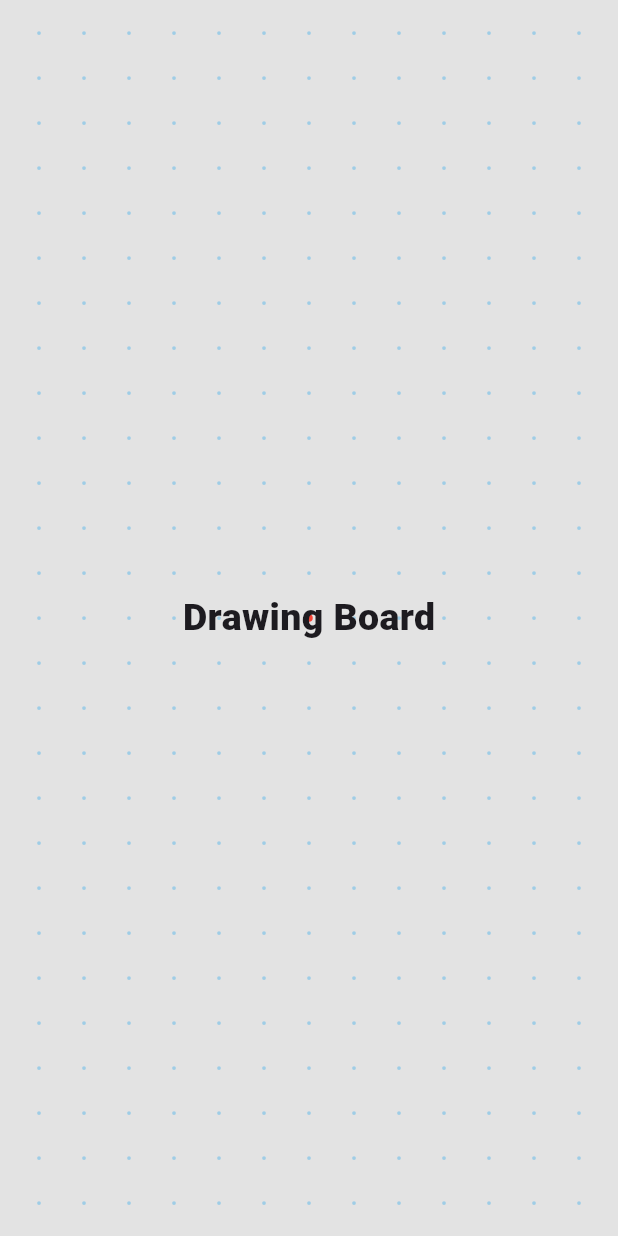
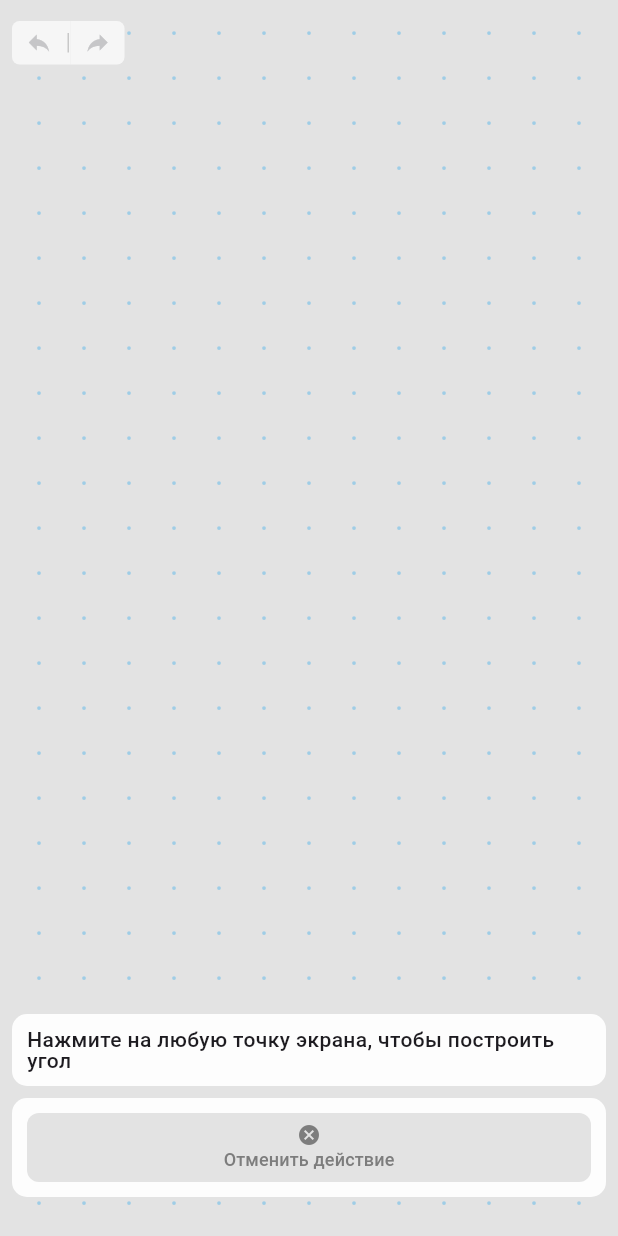
Before and after one commit to leocoderu/drawing_board, a Flutter app: the screen it shows after launch, on a phone screen of 412 x 824 dp. Run offline on Flutter 3.47's test engine with Material 3 defaults, Android fonts, the phone set to English and light mode, and no system bars.

Commit message:
Refactor App Created Widgets by Figma Sketch

```diff
--- a/lib/main.dart
+++ b/lib/main.dart
@@ -2,7 +2,7 @@
 import 'package:flutter/material.dart';
 
 // Pages
-import 'package:drawing_board/pages/home_page.dart';
+import 'package:drawing_board/pages/home_page/home_page.dart';
 
 void main() => runApp(const MyApp());
 
--- a/lib/pages/home_page.dart
+++ /dev/null
@@ -1,27 +0,0 @@
-import 'package:flutter/material.dart';
-
-import 'package:drawing_board/widgets/board.dart';
-
-class HomePage extends StatefulWidget {
-  const HomePage({super.key});
-
-  @override
-  State<HomePage> createState() => _HomePageState();
-}
-
-class _HomePageState extends State<HomePage> {
-  @override
-  Widget build(BuildContext context) {
-    return Scaffold(
-      body: SafeArea(
-        child: Board(
-          child: const Center(
-              child: Text('Drawing Board',
-                style: TextStyle(fontSize: 25, fontWeight: FontWeight.w900),
-              ),
-          ),
-        ),
-      ),
-    );
-  }
-}
--- /dev/null
+++ b/lib/pages/home_page/home_page.dart
@@ -0,0 +1,41 @@
+import 'package:flutter/material.dart';
+
+import 'package:drawing_board/widgets/board.dart';
+import 'package:drawing_board/pages/home_page/widgets/navigate_panel.dart';
+import 'package:drawing_board/pages/home_page/widgets/notify_panel.dart';
+import 'package:drawing_board/pages/home_page/widgets/bottom_panel.dart';
+
+class HomePage extends StatefulWidget {
+  const HomePage({super.key});
+
+  @override
+  State<HomePage> createState() => _HomePageState();
+}
+
+class _HomePageState extends State<HomePage> {
+  bool closedFigure = false;
+
+  @override
+  Widget build(BuildContext context) {
+    return Scaffold(
+      body: SafeArea(
+        child: Board(
+          child: Column(
+            children: [
+              NavigatePanel(),
+              Expanded(
+                child: const Center(
+                  // child: Text('Drawing Board',
+                  //   style: TextStyle(fontSize: 25, fontWeight: FontWeight.w900),
+                  // ),
+                ),
+              ),
+              if (!closedFigure) NotifyPanel(),
+              BottomPanel(),
+            ],
+          ),
+        ),
+      ),
+    );
+  }
+}
--- /dev/null
+++ b/lib/pages/home_page/widgets/bottom_panel.dart
@@ -0,0 +1,52 @@
+import 'package:flutter/material.dart';
+
+class BottomPanel extends StatefulWidget {
+  const BottomPanel({super.key});
+
+  @override
+  State<BottomPanel> createState() => _BottomPanelState();
+}
+
+class _BottomPanelState extends State<BottomPanel> {
+  final Color backgroundColor = Color.fromARGB(255, 253, 253, 253);
+  final Color backgroundButton = Color.fromARGB(255, 227, 227, 227);
+  final Color disableColor = Color.fromARGB(255, 198, 198, 200);
+  final Color enableColor = Color.fromARGB(255, 125, 125, 125);
+
+  bool undoExist = true;
+
+  @override
+  Widget build(BuildContext context) {
+    return Container(
+      decoration: BoxDecoration(
+        color: backgroundColor,
+        borderRadius: BorderRadius.all(Radius.circular(10.0)),
+      ),
+      padding: EdgeInsets.all(10.0),
+      margin: EdgeInsets.only(left: 8.0, right: 8.0, bottom: 26.0),
+      height: 66.0,
+      width: double.infinity,
+      child: ElevatedButton(
+        style: ButtonStyle(
+          alignment: Alignment.center,
+          backgroundColor: MaterialStateProperty.all(backgroundButton),
+          foregroundColor: MaterialStateProperty.all(undoExist ? enableColor : disableColor),
+          elevation: MaterialStateProperty.all(0.0),
+          shape: MaterialStateProperty.all(
+            RoundedRectangleBorder(
+              borderRadius: BorderRadius.circular(8.0),
+            ),
+          ),
+        ),
+        onPressed: () {},
+        child: Column(
+          mainAxisAlignment: MainAxisAlignment.center,
+          children: [
+            Icon(Icons.cancel, size: 16,),
+            const Text('Отменить действие', style: TextStyle(fontSize: 12),),
+          ],
+        ),
+      ),
+    );
+  }
+}
--- /dev/null
+++ b/lib/pages/home_page/widgets/navigate_panel.dart
@@ -0,0 +1,73 @@
+import 'package:flutter/material.dart';
+
+class NavigatePanel extends StatefulWidget {
+  const NavigatePanel({super.key});
+
+  @override
+  State<NavigatePanel> createState() => _NavigatePanelState();
+}
+
+class _NavigatePanelState extends State<NavigatePanel> {
+  final Color backgroundColor = Color.fromARGB(255, 246, 246, 246);
+  final Color disableColor = Color.fromARGB(255, 198, 198, 200);
+  final Color enableColor = Color.fromARGB(255, 125, 125, 125);
+
+  bool undoExist = false;
+  bool redoExist = false;
+
+  @override
+  Widget build(BuildContext context) {
+    return Container(
+      padding: EdgeInsets.only(left: 8.0, top: 14.0),
+      child: Row(
+        children: [
+          SizedBox(
+            height: 29,
+            width: 36,
+            child: ElevatedButton(
+              style: ButtonStyle(
+                backgroundColor: MaterialStateProperty.all(backgroundColor),
+                foregroundColor: MaterialStateProperty.all(undoExist ? enableColor : disableColor),
+                elevation: MaterialStateProperty.all(0.0),
+                padding: MaterialStateProperty.all(EdgeInsets.all(0.0)),
+                shape: MaterialStateProperty.all(
+                  RoundedRectangleBorder(
+                    borderRadius: BorderRadius.horizontal(left: Radius.circular(5.0)),
+                  ),
+                ),
+              ),
+              onPressed: () {},
+              child: Icon(Icons.reply),
+            ),
+          ),
+          Container(
+            padding: EdgeInsets.symmetric(vertical: 8.0),
+            color: backgroundColor,
+            width: 3,
+            height: 29,
+            child: const VerticalDivider(color: Color.fromARGB(255, 200, 200, 200)),
+          ),
+          SizedBox(
+            height: 29,
+            width: 36,
+            child: ElevatedButton(
+              style: ButtonStyle(
+                backgroundColor: MaterialStateProperty.all(backgroundColor),
+                foregroundColor: MaterialStateProperty.all(redoExist ? enableColor : disableColor),
+                elevation: MaterialStateProperty.all(0.0),
+                padding: MaterialStateProperty.all(EdgeInsets.all(0.0)),
+                shape: MaterialStateProperty.all(
+                  RoundedRectangleBorder(
+                    borderRadius: BorderRadius.horizontal(right: Radius.circular(5.0)),
+                  ),
+                ),
+              ),
+              onPressed: () {},
+              child: Icon(Icons.reply, textDirection: TextDirection.rtl,),
+            ),
+          ),
+        ],
+      ),
+    );
+  }
+}
--- /dev/null
+++ b/lib/pages/home_page/widgets/notify_panel.dart
@@ -0,0 +1,26 @@
+import 'package:flutter/material.dart';
+
+class NotifyPanel extends StatelessWidget {
+  const NotifyPanel({super.key});
+
+  @override
+  Widget build(BuildContext context) {
+    return Container(
+      decoration: BoxDecoration(
+        color: Color.fromARGB(255, 253, 253, 253),
+        borderRadius: BorderRadius.all(Radius.circular(10.0)),
+      ),
+      padding: EdgeInsets.all(10.0),
+      margin: EdgeInsets.all(8.0),
+      width: double.infinity,
+      height: 48.0,
+      child: const Text('Нажмите на любую точку экрана, чтобы построить угол',
+        style: TextStyle(
+          height: 1.0,
+          fontSize: 14.0,
+          fontWeight: FontWeight.w500,
+        ),
+      ),
+    );
+  }
+}
--- a/lib/widgets/board.dart
+++ b/lib/widgets/board.dart
@@ -46,7 +46,7 @@ class _BoardState extends State<Board> {
         },
         onScaleEnd: (scaleUpdateDetail) => setState(() => tPos = zPos),
         child: CustomPaint(
-          painter: DotsPainter(xPos: xPos, yPos: yPos, zPos: zPos, dotSize: 2.5, color: gridColor, center: true),
+          painter: DotsPainter(xPos: xPos, yPos: yPos, zPos: zPos, dotSize: 2.5, color: gridColor, center: false),
           child: widget.child,
         ),
       ),
```
Also changed, not shown: 1 other file.
